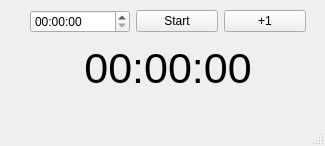
paulez/minuteur, file minuteur.ui: the form before one commit.
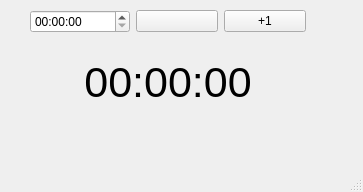
The form after the commit.

Commit message: Add pause button.

Patch:
```diff
--- a/minuteur.ui
+++ b/minuteur.ui
@@ -6,8 +6,8 @@
    <rect>
     <x>0</x>
     <y>0</y>
-    <width>325</width>
-    <height>146</height>
+    <width>363</width>
+    <height>192</height>
    </rect>
   </property>
   <property name="windowTitle">
@@ -20,7 +20,7 @@
       <x>30</x>
       <y>10</y>
       <width>276</width>
-      <height>87</height>
+      <height>115</height>
      </rect>
     </property>
     <layout class="QVBoxLayout" name="verticalLayout">
@@ -42,7 +42,7 @@
        <item>
         <widget class="QPushButton" name="pushButtonStart">
          <property name="text">
-          <string>Start</string>
+          <string/>
          </property>
         </widget>
        </item>
```
Left out of the diff: 2 changed lines with no effect on the pictures. The commit also changes 3 other files.
